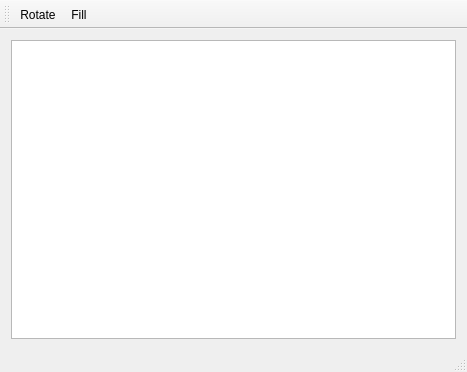
This is mainwindow.ui in gil9red/card_design_test as Qt 5 draws it before an edit. The edited form follows.
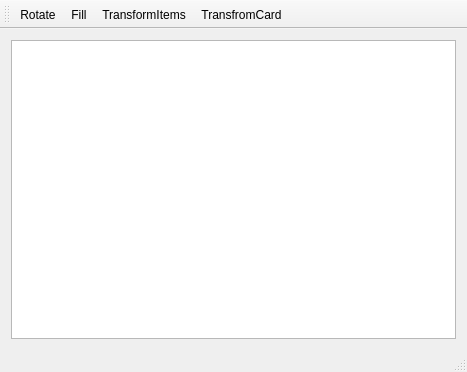
This is the edited form.

Commit message: Создание элемента текстового типа.\nДобавление тестовых кнопок для тестирования идей

What changed in the file:
```diff
--- a/mainwindow.ui
+++ b/mainwindow.ui
@@ -39,6 +39,8 @@
    </attribute>
    <addaction name="actionRotate"/>
    <addaction name="actionFill"/>
+   <addaction name="actionTransformItems"/>
+   <addaction name="actionTransfromCard"/>
   </widget>
   <widget class="QStatusBar" name="statusBar"/>
   <action name="actionRotate">
@@ -54,6 +56,22 @@
     <string>Fill</string>
    </property>
   </action>
+  <action name="actionTransformItems">
+   <property name="checkable">
+    <bool>true</bool>
+   </property>
+   <property name="text">
+    <string>TransformItems</string>
+   </property>
+  </action>
+  <action name="actionTransfromCard">
+   <property name="checkable">
+    <bool>true</bool>
+   </property>
+   <property name="text">
+    <string>TransfromCard</string>
+   </property>
+  </action>
  </widget>
  <layoutdefault spacing="6" margin="11"/>
  <resources/>
```
The commit also changes 2 other files.
